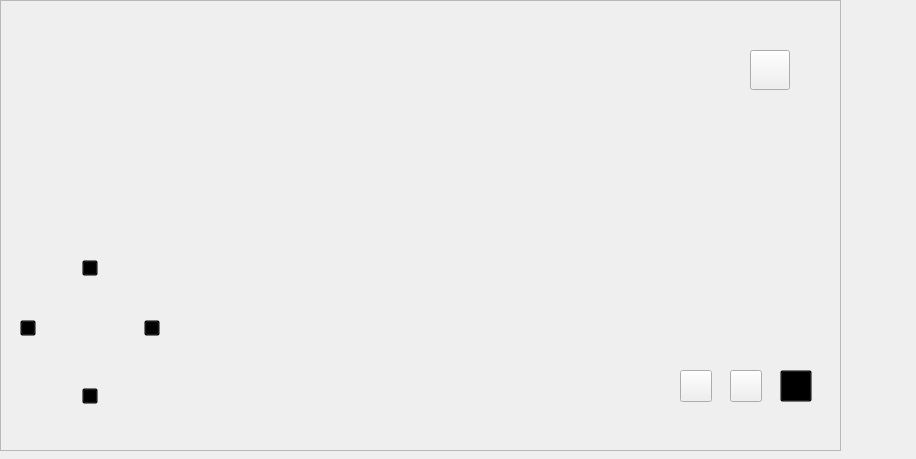
Before: the Qt Designer form masterPreview/videowindow.ui in xiaoxiaodx/NVRPRO, drawn with Qt 5.
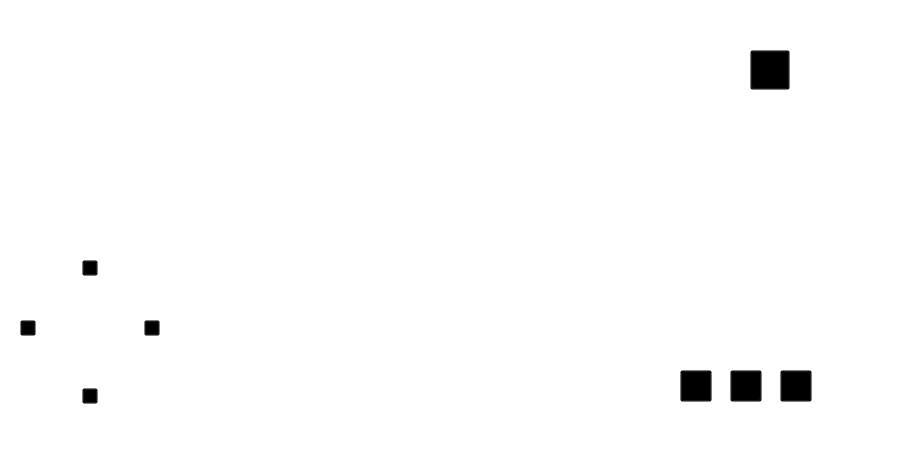
After: the same form once the commit is applied. Icons and pictures are not drawn.

Patch:
```diff
--- a/masterPreview/videowindow.ui
+++ b/masterPreview/videowindow.ui
@@ -14,26 +14,10 @@
    <string>Form</string>
   </property>
   <property name="styleSheet">
-   <string notr="true"/>
+   <string notr="true">background-color: transparent;
+font-size:14px;
+color: #ffffff;</string>
   </property>
-  <widget class="QLabel" name="label_ipc_identify">
-   <property name="geometry">
-    <rect>
-     <x>30</x>
-     <y>30</y>
-     <width>92</width>
-     <height>18</height>
-    </rect>
-   </property>
-   <property name="styleSheet">
-    <string notr="true">	font-family: &quot;Microsoft YaHei&quot;;
-	font-size:14px;
-    color: #ffffff;</string>
-   </property>
-   <property name="text">
-    <string/>
-   </property>
-  </widget>
   <widget class="QFrame" name="frame">
    <property name="geometry">
     <rect>
@@ -272,7 +256,7 @@
     <property name="geometry">
      <rect>
       <x>50</x>
-      <y>20</y>
+      <y>10</y>
       <width>57</width>
       <height>24</height>
      </rect>
@@ -303,6 +287,24 @@
      <string/>
     </property>
    </widget>
+   <widget class="QLabel" name="label_ipc_identify">
+    <property name="geometry">
+     <rect>
+      <x>50</x>
+      <y>50</y>
+      <width>92</width>
+      <height>18</height>
+     </rect>
+    </property>
+    <property name="styleSheet">
+     <string notr="true">	
+
+	</string>
+    </property>
+    <property name="text">
+     <string/>
+    </property>
+   </widget>
   </widget>
  </widget>
  <resources/>
```
